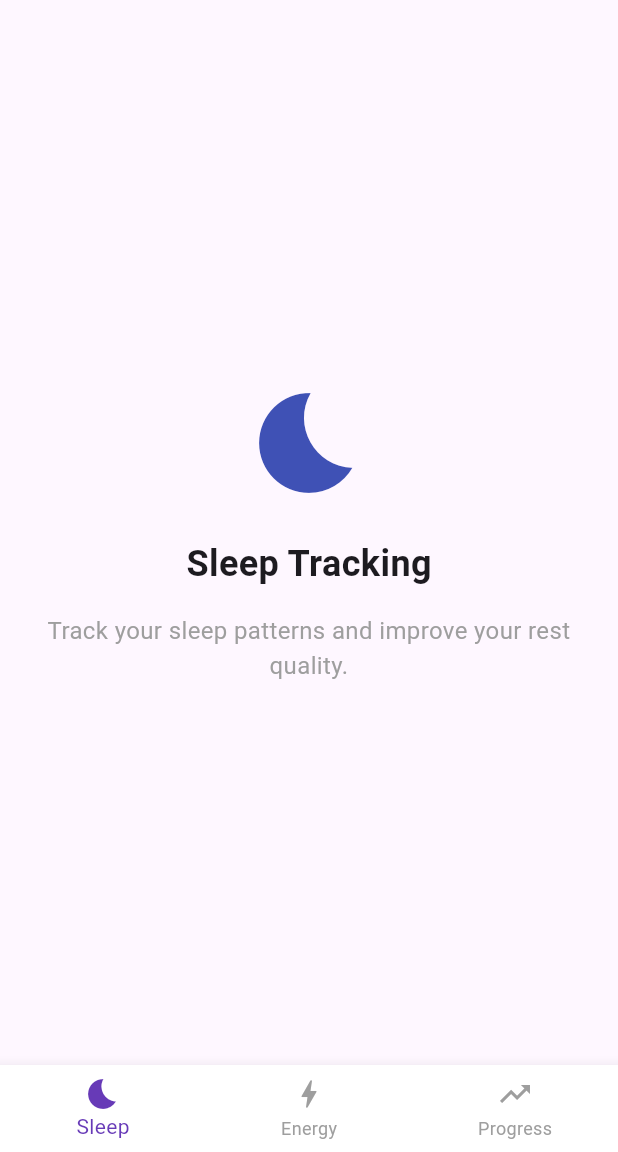
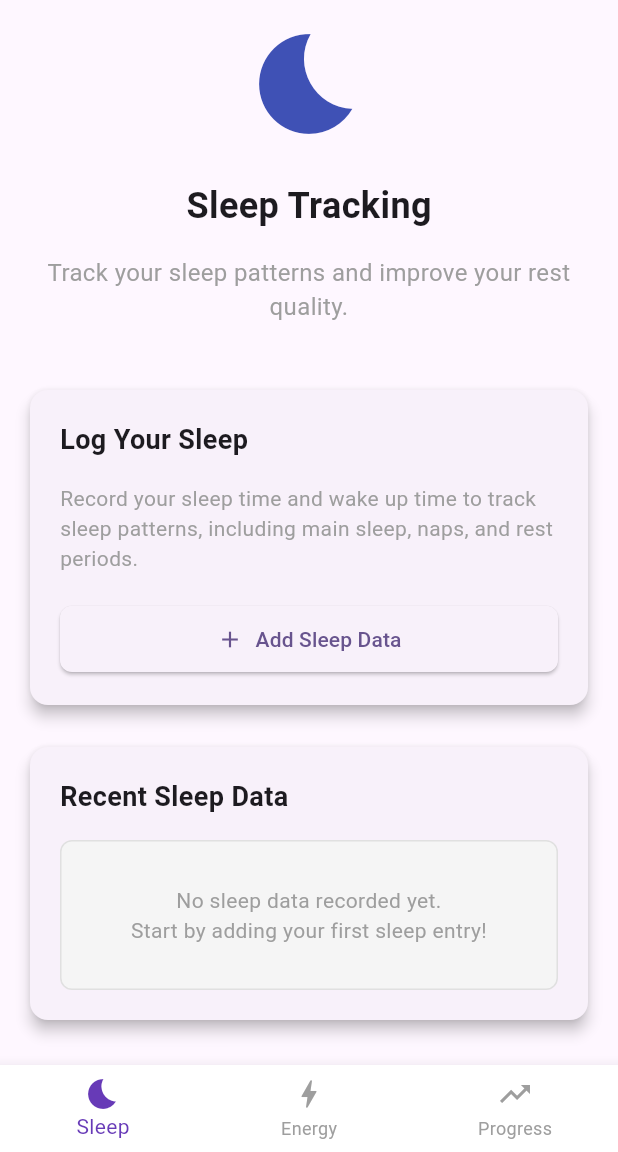
Before and after one commit to ariqpradipa/auroli, a Flutter app: the screen it shows after launch, on a phone screen of 412 x 824 dp, the part 84-1236 px from its top. Run offline on Flutter 3.47's test engine with Material 3 defaults, Android fonts, the phone set to English and light mode, and no system bars; our stand-ins replace shared_preferences.

Commit message:
Implement sleep tracking module with UI components and data management

```diff
--- /dev/null
+++ b/lib/pages/sleep/models/sleep_data.dart
@@ -0,0 +1,43 @@
+class SleepData {
+  final DateTime bedTime;
+  final DateTime wakeUpTime;
+  final Duration sleepDuration;
+  final DateTime createdAt;
+
+  SleepData({
+    required this.bedTime,
+    required this.wakeUpTime,
+    DateTime? createdAt,
+  }) : sleepDuration = wakeUpTime.difference(bedTime),
+       createdAt = createdAt ?? DateTime.now();
+
+  String get formattedBedTime =>
+      '${bedTime.day}/${bedTime.month}/${bedTime.year} at ${bedTime.hour.toString().padLeft(2, '0')}:${bedTime.minute.toString().padLeft(2, '0')}';
+
+  String get formattedWakeUpTime =>
+      '${wakeUpTime.day}/${wakeUpTime.month}/${wakeUpTime.year} at ${wakeUpTime.hour.toString().padLeft(2, '0')}:${wakeUpTime.minute.toString().padLeft(2, '0')}';
+
+  String get formattedDuration {
+    int hours = sleepDuration.inHours;
+    int minutes = sleepDuration.inMinutes.remainder(60);
+    return '${hours}h ${minutes}m';
+  }
+
+  bool get isValidSleep => wakeUpTime.isAfter(bedTime);
+
+  Map<String, dynamic> toJson() {
+    return {
+      'bedTime': bedTime.toIso8601String(),
+      'wakeUpTime': wakeUpTime.toIso8601String(),
+      'createdAt': createdAt.toIso8601String(),
+    };
+  }
+
+  factory SleepData.fromJson(Map<String, dynamic> json) {
+    return SleepData(
+      bedTime: DateTime.parse(json['bedTime']),
+      wakeUpTime: DateTime.parse(json['wakeUpTime']),
+      createdAt: DateTime.parse(json['createdAt']),
+    );
+  }
+}
--- /dev/null
+++ b/lib/pages/sleep/sleep_exports.dart
@@ -0,0 +1,11 @@
+// Sleep page main export
+// Sleep models exports
+export 'models/sleep_data.dart';
+export 'sleep_page.dart';
+// Sleep page widgets exports
+export 'widgets/add_sleep_data_card.dart';
+export 'widgets/add_sleep_dialog.dart';
+export 'widgets/date_time_selector.dart';
+export 'widgets/recent_sleep_data_card.dart';
+export 'widgets/sleep_duration_display.dart';
+export 'widgets/sleep_page_header.dart';
--- /dev/null
+++ b/lib/pages/sleep/sleep_page.dart
@@ -0,0 +1,89 @@
+import 'package:flutter/material.dart';
+
+import '../../providers/theme_provider.dart';
+import '../account_page.dart';
+import 'sleep_exports.dart';
+
+class SleepPage extends StatefulWidget {
+  final ThemeProvider themeProvider;
+
+  const SleepPage({super.key, required this.themeProvider});
+
+  @override
+  State<SleepPage> createState() => _SleepPageState();
+}
+
+class _SleepPageState extends State<SleepPage> {
+  final List<SleepData> _sleepDataList = [];
+
+  @override
+  Widget build(BuildContext context) {
+    return Scaffold(
+      appBar: AppBar(
+        title: const Text('Sleep'),
+        backgroundColor: Theme.of(context).colorScheme.inversePrimary,
+        elevation: 0,
+        centerTitle: true,
+        actions: [
+          Padding(
+            padding: const EdgeInsets.only(right: 16.0),
+            child: GestureDetector(
+              onTap: () {
+                Navigator.of(context).push(
+                  MaterialPageRoute(
+                    builder: (context) =>
+                        AccountPage(themeProvider: widget.themeProvider),
+                  ),
+                );
+              },
+              child: const CircleAvatar(
+                radius: 18,
+                backgroundColor: Colors.deepPurple,
+                child: Icon(Icons.person, color: Colors.white, size: 20),
+              ),
+            ),
+          ),
+        ],
+      ),
+      body: SingleChildScrollView(
+        padding: const EdgeInsets.all(16.0),
+        child: Column(
+          children: [
+            // Header section
+            const SleepPageHeader(),
+            const SizedBox(height: 40),
+
+            // Add Sleep Data Section
+            AddSleepDataCard(onAddPressed: () => _showAddSleepDialog(context)),
+
+            const SizedBox(height: 20),
+
+            // Recent Sleep Data Section
+            RecentSleepDataCard(sleepData: _sleepDataList),
+          ],
+        ),
+      ),
+    );
+  }
+
+  void _showAddSleepDialog(BuildContext context) {
+    showDialog(
+      context: context,
+      builder: (BuildContext context) {
+        return AddSleepDialog(
+          onSleepDataAdded: (sleepData) {
+            setState(() {
+              _sleepDataList.insert(0, sleepData);
+            });
+            ScaffoldMessenger.of(context).showSnackBar(
+              const SnackBar(
+                content: Text('Sleep data saved successfully!'),
+                backgroundColor: Colors.green,
+              ),
+            );
+          },
+        );
+      },
+    );
+  }
+}
--- /dev/null
+++ b/lib/pages/sleep/widgets/add_sleep_data_card.dart
@@ -0,0 +1,46 @@
+import 'package:flutter/material.dart';
+
+class AddSleepDataCard extends StatelessWidget {
+  final VoidCallback onAddPressed;
+
+  const AddSleepDataCard({super.key, required this.onAddPressed});
+
+  @override
+  Widget build(BuildContext context) {
+    return Card(
+      elevation: 4,
+      child: Padding(
+        padding: const EdgeInsets.all(20.0),
+        child: Column(
+          crossAxisAlignment: CrossAxisAlignment.start,
+          children: [
+            const Text(
+              'Log Your Sleep',
+              style: TextStyle(fontSize: 18, fontWeight: FontWeight.bold),
+            ),
+            const SizedBox(height: 16),
+            const Text(
+              'Record your sleep time and wake up time to track sleep patterns, including main sleep, naps, and rest periods.',
+              style: TextStyle(fontSize: 14, color: Colors.grey),
+            ),
+            const SizedBox(height: 20),
+            SizedBox(
+              width: double.infinity,
+              child: ElevatedButton.icon(
+                onPressed: onAddPressed,
+                icon: const Icon(Icons.add),
+                label: const Text('Add Sleep Data'),
+                style: ElevatedButton.styleFrom(
+                  padding: const EdgeInsets.symmetric(vertical: 12),
+                  shape: RoundedRectangleBorder(
+                    borderRadius: BorderRadius.circular(8),
+                  ),
+                ),
+              ),
+            ),
+          ],
+        ),
+      ),
+    );
+  }
+}
--- /dev/null
+++ b/lib/pages/sleep/widgets/recent_sleep_data_card.dart
@@ -0,0 +1,101 @@
+import 'package:flutter/material.dart';
+
+import '../models/sleep_data.dart';
+
+class RecentSleepDataCard extends StatelessWidget {
+  final List<SleepData> sleepData;
+
+  const RecentSleepDataCard({super.key, required this.sleepData});
+
+  @override
+  Widget build(BuildContext context) {
+    return Card(
+      elevation: 4,
+      child: Padding(
+        padding: const EdgeInsets.all(20.0),
+        child: Column(
+          crossAxisAlignment: CrossAxisAlignment.start,
+          children: [
+            const Text(
+              'Recent Sleep Data',
+              style: TextStyle(fontSize: 18, fontWeight: FontWeight.bold),
+            ),
+            const SizedBox(height: 16),
+            if (sleepData.isEmpty)
+              Container(
+                height: 100,
+                width: double.infinity,
+                decoration: BoxDecoration(
+                  color: Colors.grey.shade100,
+                  borderRadius: BorderRadius.circular(8),
+                  border: Border.all(color: Colors.grey.shade300),
+                ),
+                child: const Center(
+                  child: Text(
+                    'No sleep data recorded yet.\nStart by adding your first sleep entry!',
+                    textAlign: TextAlign.center,
+                    style: TextStyle(color: Colors.grey, fontSize: 14),
+                  ),
+                ),
+              )
+            else
+              Column(
+                children: sleepData
+                    .take(5)
+                    .map((data) => _buildSleepDataItem(data))
+                    .toList(),
+              ),
+          ],
+        ),
+      ),
+    );
+  }
+
+  Widget _buildSleepDataItem(SleepData data) {
+    return Container(
+      margin: const EdgeInsets.only(bottom: 12),
+      padding: const EdgeInsets.all(12),
+      decoration: BoxDecoration(
+        color: Colors.blue.shade50,
+        borderRadius: BorderRadius.circular(8),
+        border: Border.all(color: Colors.blue.shade200),
+      ),
+      child: Row(
+        children: [
+          const Icon(Icons.bedtime, color: Colors.indigo, size: 20),
+          const SizedBox(width: 12),
+          Expanded(
+            child: Column(
+              crossAxisAlignment: CrossAxisAlignment.start,
+              children: [
+                Text(
+                  'Sleep: ${data.formattedBedTime}',
+                  style: const TextStyle(fontSize: 12, color: Colors.grey),
+                ),
+                Text(
+                  'Wake: ${data.formattedWakeUpTime}',
+                  style: const TextStyle(fontSize: 12, color: Colors.grey),
+                ),
+              ],
+            ),
+          ),
+          Container(
+            padding: const EdgeInsets.symmetric(horizontal: 8, vertical: 4),
+            decoration: BoxDecoration(
+              color: Colors.blue.shade100,
+              borderRadius: BorderRadius.circular(12),
+            ),
+            child: Text(
+              data.formattedDuration,
+              style: TextStyle(
+                fontSize: 12,
+                fontWeight: FontWeight.bold,
+                color: Colors.blue.shade800,
+              ),
+            ),
+          ),
+        ],
+      ),
+    );
+  }
+}
--- /dev/null
+++ b/lib/pages/sleep/widgets/sleep_page_header.dart
@@ -0,0 +1,27 @@
+import 'package:flutter/material.dart';
+
+class SleepPageHeader extends StatelessWidget {
+  const SleepPageHeader({super.key});
+
+  @override
+  Widget build(BuildContext context) {
+    return const Center(
+      child: Column(
+        children: [
+          Icon(Icons.bedtime, size: 80, color: Colors.indigo),
+          SizedBox(height: 24),
+          Text(
+            'Sleep Tracking',
+            style: TextStyle(fontSize: 24, fontWeight: FontWeight.bold),
+          ),
+          SizedBox(height: 16),
+          Text(
+            'Track your sleep patterns and improve your rest quality.',
+            textAlign: TextAlign.center,
+            style: TextStyle(fontSize: 16, color: Colors.grey),
+          ),
+        ],
+      ),
+    );
+  }
+}
--- a/lib/pages/sleep_page.dart
+++ /dev/null
@@ -1,64 +0,0 @@
-import 'package:flutter/material.dart';
-
-import '../providers/theme_provider.dart';
-import 'account_page.dart';
-
-class SleepPage extends StatelessWidget {
-  final ThemeProvider themeProvider;
-
-  const SleepPage({super.key, required this.themeProvider});
-
-  @override
-  Widget build(BuildContext context) {
-    return Scaffold(
-      appBar: AppBar(
-        title: const Text('Sleep'),
-        backgroundColor: Theme.of(context).colorScheme.inversePrimary,
-        elevation: 0,
-        centerTitle: true,
-        actions: [
-          Padding(
-            padding: const EdgeInsets.only(right: 16.0),
-            child: GestureDetector(
-              onTap: () {
-                Navigator.of(context).push(
-                  MaterialPageRoute(
-                    builder: (context) =>
-                        AccountPage(themeProvider: themeProvider),
-                  ),
-                );
-              },
-              child: const CircleAvatar(
-                radius: 18,
-                backgroundColor: Colors.deepPurple,
-                child: Icon(Icons.person, color: Colors.white, size: 20),
-              ),
-            ),
-          ),
-        ],
-      ),
-      body: const Center(
-        child: Padding(
-          padding: EdgeInsets.all(16.0),
-          child: Column(
-            mainAxisAlignment: MainAxisAlignment.center,
-            children: [
-              Icon(Icons.bedtime, size: 80, color: Colors.indigo),
-              SizedBox(height: 24),
-              Text(
-                'Sleep Tracking',
-                style: TextStyle(fontSize: 24, fontWeight: FontWeight.bold),
-              ),
-              SizedBox(height: 16),
-              Text(
-                'Track your sleep patterns and improve your rest quality.',
-                textAlign: TextAlign.center,
-                style: TextStyle(fontSize: 16, color: Colors.grey),
-              ),
-            ],
-          ),
-        ),
-      ),
-    );
-  }
-}
--- a/lib/widgets/main_navigation.dart
+++ b/lib/widgets/main_navigation.dart
@@ -2,7 +2,7 @@ import 'package:flutter/material.dart';
 
 import '../pages/energy_page.dart';
 import '../pages/progress_page.dart';
-import '../pages/sleep_page.dart';
+import '../pages/sleep/sleep_page.dart';
 import '../providers/theme_provider.dart';
 
 class MainNavigation extends StatefulWidget {
```
Also changed, not shown: lib/pages/sleep/widgets/add_sleep_dialog.dart (added, +99 -0 lines), lib/pages/sleep/widgets/date_time_selector.dart (added, +185 -0 lines), lib/pages/sleep/widgets/sleep_duration_display.dart (added, +46 -0 lines), 1 other file.
